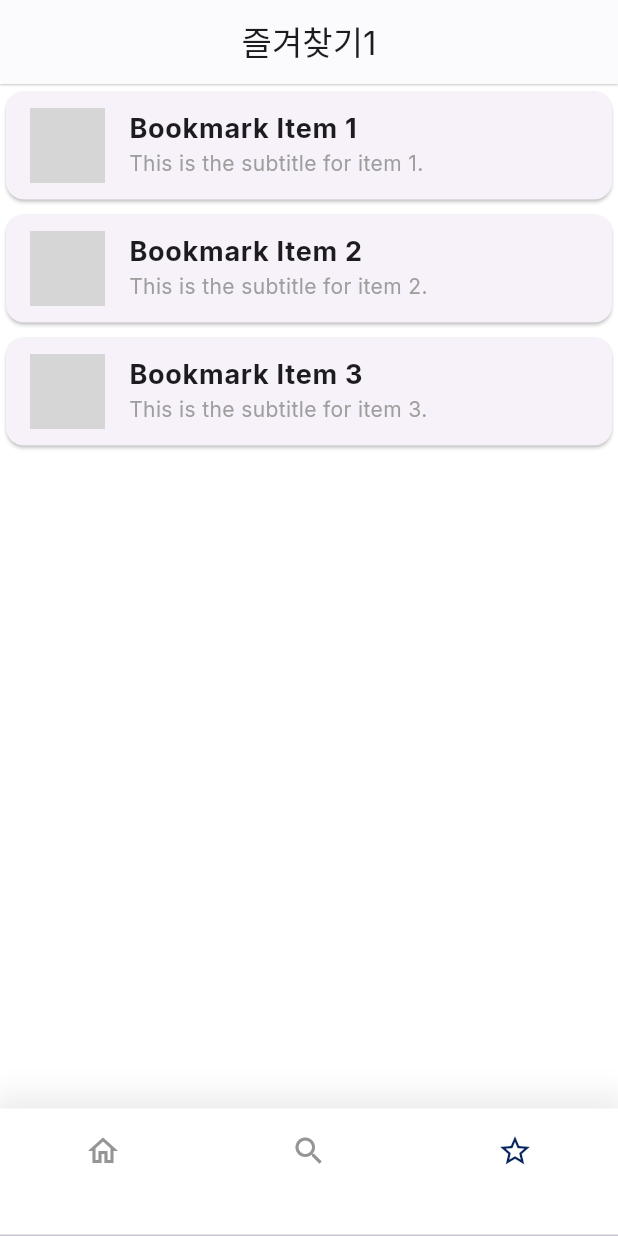
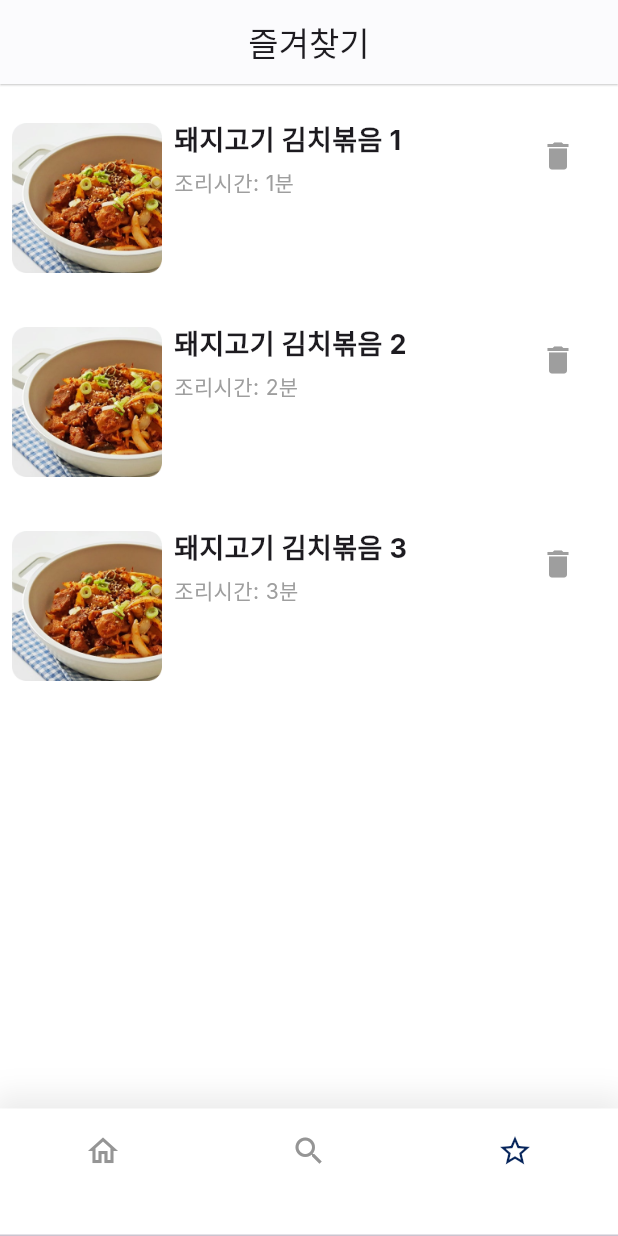
Before and after one commit to TEAM-ALOM/Refrigerator_Flutter, a Flutter app: the screen it shows after launch, item 3 of the bottom bar chosen, on a phone screen of 412 x 824 dp. Run offline on Flutter 3.47's test engine with Material 3 defaults, Android fonts, the phone set to English and light mode, and no system bars; our stand-ins replace flutter_svg, google_fonts, hexcolor; grey boxes are pictures that could not be loaded.

Commit message:
즐겨찾기 삭제버튼 생성

```diff
--- a/lib/book_mark.dart
+++ b/lib/book_mark.dart
@@ -11,54 +11,88 @@ class BookMarkScreen extends StatefulWidget {
 }
 
 class _BookMarkScreenState extends State<BookMarkScreen> {
+  // 데이터 리스트
+  List<String> items = List.generate(3, (index) => 'Item ${index + 1}');
+
   @override
   Widget build(BuildContext context) {
     return Scaffold(
       appBar: AppBar(
         automaticallyImplyLeading: false, // 뒤로가기 버튼 제거
         centerTitle: true, // 텍스트를 가운데 정렬
-        title: Text('즐겨찾기1'),
+        title: Text('즐겨찾기'),
         backgroundColor: background,
         elevation: 0.5,
         shadowColor: HexColor('#E3E3E3'),
       ),
       body: Padding(
-        padding: const EdgeInsets.all(0),
+        padding: const EdgeInsets.all(8.0),
         child: ListView.builder(
-          itemCount: 3, // 박스 3개 생성
+          itemCount: items.length, // 리스트 길이에 따라 항목 개수 설정
           itemBuilder: (context, index) {
             return Padding(
-              padding: const EdgeInsets.symmetric(vertical: 1),
-              child: Card(
-                // shape: Rectangle(
-                //   borderRadius: BorderRadius.circular(10),
-                // ),
-                child: ListTile(
-                  leading: ClipOval(
+              padding: const EdgeInsets.symmetric(vertical: 8.0),
+              child: SizedBox(
+                height: 120, // 박스의 높이 설정
+                child: Row(
+                  children: [
+                    // 왼쪽 이미지
+                    Container(
+                      width: 100,
+                      height: 100,
                       child: Image.asset(
-                      'assets/images/food/food.png', // 이미지 경로 수정
-                      width: 50,
-                      height: 50,
-                      fit: BoxFit.cover,
+                        'assets/images/food/돼지고기 김치볶음.png', // 이미지 경로 수정
+                        fit: BoxFit.contain,
                       ),
                     ),
-                  title: Text(
-                    'Bookmark Item ${index + 1}', // 글씨 표시
+                    // 오른쪽 텍스트와 삭제 버튼
+                    Expanded(
+                      child: Padding(
+                        padding: const EdgeInsets.all(8.0),
+                        child: Row(
+                          crossAxisAlignment: CrossAxisAlignment.start,
+                          children: [
+                            Expanded(
+                              child: Column(
+                                crossAxisAlignment: CrossAxisAlignment.start,
+                                children: [
+                                  Text(
+                                    '돼지고기 김치볶음 ${index + 1}', // 글씨 표시
                                     style: TextStyle(
                                       fontSize: 18,
                                       fontWeight: FontWeight.bold,
                                     ),
                                   ),
-                  subtitle: Text(
-                    'This is the subtitle for item ${index + 1}.', // 부가 설명
+                                  SizedBox(height: 4),
+                                  Text(
+                                    '조리시간: ${index + 1}분', // 부가 설명
                                     style: TextStyle(
                                       fontSize: 14,
                                       color: Colors.grey,
                                     ),
                                   ),
-                  onTap: () {
-                    // 각 박스 클릭 시 동작
+                                ],
+                              ),
+                            ),
+                            // 삭제 버튼
+                            IconButton(
+                              icon: Icon(
+                                Icons.delete, // 기본 삭제 아이콘
+                                size: 24,
+                                color: Colors.grey, // 삭제 버튼 색상
+                              ),
+                              onPressed: () {
+                                setState(() {
+                                  // 항목 삭제
+                                  items.removeAt(index);
+                                });
                               },
+                            ),
+                          ],
+                        ),
+                      ),
+                    ),
+                  ],
                 ),
               ),
             );
--- a/pubspec.yaml
+++ b/pubspec.yaml
@@ -62,6 +62,7 @@ flutter:
   # the material Icons class.
   uses-material-design: true
   assets:
+    - assets/images/
     - assets/images/food/
     - assets/images/ingredients/
 
```
Lines whose indentation alone changed are shown as unchanged.
